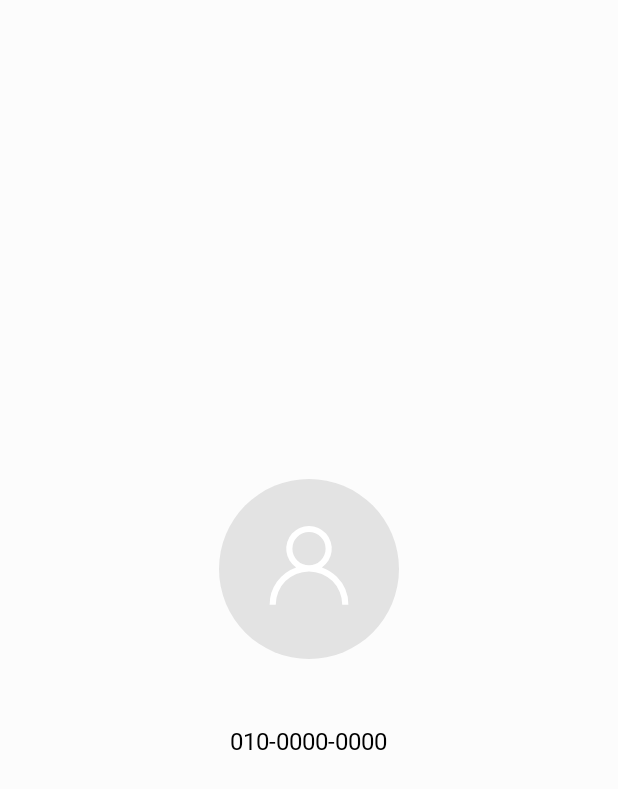
After one commit to SongChaeYoung98/test-application, an Android app: the user_profile screen opened directly, with no data from a screen before it, on a phone screen of 412 x 824 dp. The commit adds this screen. Shown: the top 789 px of the screen. Run offline under Robolectric (Android 15) with nearby library versions, the phone set to English and light mode, and no system bars; 1 statement that could not run was skipped.

Commit message:
[UPDATE] 과제 13
15일차 (23.12.08)
Author : SongChaeYoung98
2023-11-21 14:33

```diff
--- a/app/src/main/AndroidManifest.xml
+++ b/app/src/main/AndroidManifest.xml
@@ -34,6 +34,10 @@
             android:name=".nestedscrollview"
             android:exported="true"
             android:launchMode="singleTop"/>
+        <activity
+            android:name=".user_profile"
+            android:exported="true"
+            android:launchMode="singleTop"/>
 
     </application>
 
--- a/app/src/main/java/com/example/testapplication/nestedscrollview_adapter.java
+++ b/app/src/main/java/com/example/testapplication/nestedscrollview_adapter.java
@@ -42,8 +42,7 @@ public class nestedscrollview_adapter extends RecyclerView.Adapter<nestedscrollv
                 currentUserNumber.substring(3, 7), currentUserNumber.substring(7));
 
         holder.userNameTextView.setText(currentUserName);
-//        holder.userNumberTextView.setText(formattedUserNumber);
-        holder.userNumberTextView.setText(currentUserNumber);
+        holder.userNumberTextView.setText(formattedUserNumber);
     }
 
     @Override
--- /dev/null
+++ b/app/src/main/java/com/example/testapplication/user_profile.java
@@ -0,0 +1,38 @@
+package com.example.testapplication;
+
+import android.content.Intent;
+import android.os.Bundle;
+import android.util.Log;
+import android.widget.TextView;
+
+import androidx.annotation.Nullable;
+import androidx.appcompat.app.AppCompatActivity;
+
+public class user_profile extends AppCompatActivity {
+    @Override
+    protected void onCreate(@Nullable Bundle savedInstanceState) {
+        super.onCreate(savedInstanceState);
+        setContentView(R.layout.user_profile);
+
+        TextView name_textView = findViewById(R.id.profile_name_textView);
+        TextView number_textView = findViewById(R.id.profile_number_textView);
+
+
+        Intent intent = getIntent();
+        String userName = intent.getStringExtra("userName");
+        String userNumber = intent.getStringExtra("userNumber");
+
+        Log.d("test", "userName : " + userName);
+        Log.d("test", "userNumber : " + userNumber);
+
+        name_textView.setText(userName);
+
+        // number_textview : change userNumber Format (010-0000-0000) & setText
+        if (userNumber.length() == 11) {
+            String formattedNumber = userNumber.substring(0, 3) + "-" + userNumber.substring(3, 7) + "-" + userNumber.substring(7);
+            number_textView.setText(formattedNumber);
+        }
+
+
+    }
+}
--- a/app/src/main/res/layout/nestedscrollview.xml
+++ b/app/src/main/res/layout/nestedscrollview.xml
@@ -33,7 +33,8 @@
         android:layout_width="match_parent"
         android:layout_height="wrap_content"
         android:descendantFocusability="beforeDescendants"
-        android:fillViewport="true">
+        android:fillViewport="true"
+        android:overScrollMode="never">
 
         <LinearLayout
             android:layout_width="match_parent"
--- /dev/null
+++ b/app/src/main/res/layout/user_profile.xml
@@ -0,0 +1,38 @@
+<?xml version="1.0" encoding="utf-8"?>
+<LinearLayout
+
+    xmlns:android="http://schemas.android.com/apk/res/android"
+    android:layout_width="match_parent"
+    android:layout_height="match_parent"
+    android:background="@color/basic"
+    android:orientation="vertical"
+    android:gravity="center">
+
+    <View
+        android:layout_width="120dp"
+        android:layout_height="120dp"
+        android:layout_marginBottom="22dp"
+        android:background="@drawable/default_profile"/>
+
+    <TextView
+        android:id="@+id/profile_name_textView"
+        android:layout_width="wrap_content"
+        android:layout_height="wrap_content"
+        android:layout_marginBottom="8dp"
+        android:includeFontPadding="false"
+        android:text="UserName"
+        android:textColor="@color/black"
+        android:fontFamily="@font/notosans_regular_ttf"
+        android:textSize="14sp" />
+
+    <TextView
+        android:id="@+id/profile_number_textView"
+        android:layout_width="wrap_content"
+        android:layout_height="wrap_content"
+        android:includeFontPadding="false"
+        android:textSize="16sp"
+        android:fontFamily="@font/notosans_regular_ttf"
+        android:textColor="@color/black"
+        android:text="010-0000-0000"/>
+
+</LinearLayout>
```
Also changed, not shown: app/src/main/java/com/example/testapplication/nestedscrollview.java (+79 -1 lines).
